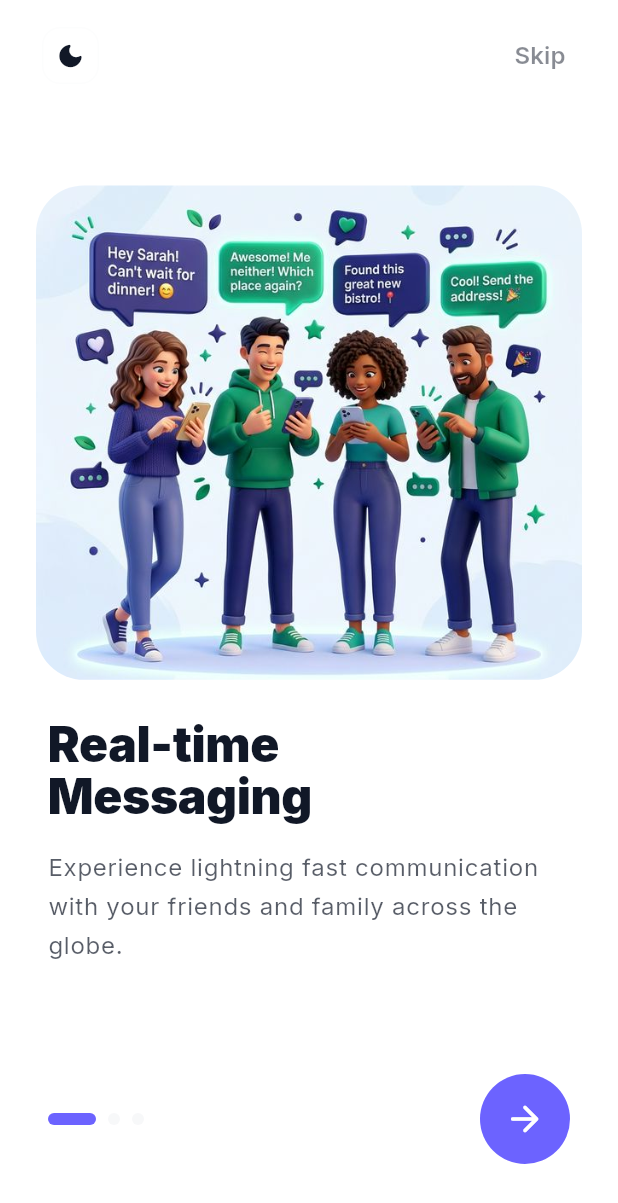
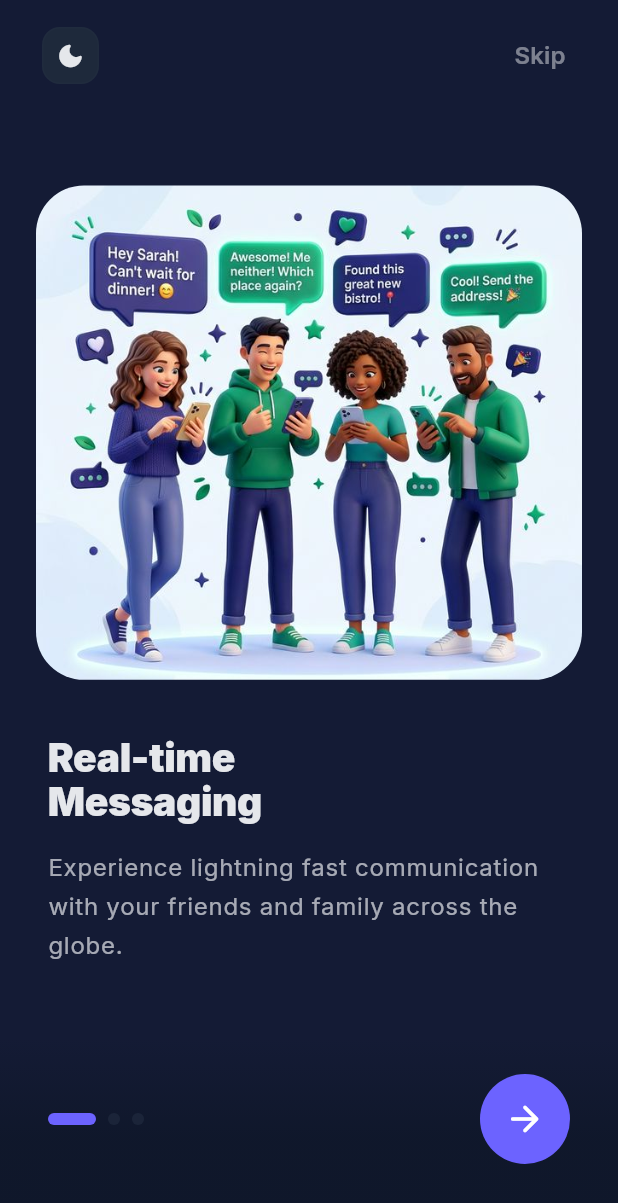
Before and after one commit to Usman-bin-Khalid/LiveChatingApp, a Flutter app: the screen it shows after launch, on a phone screen of 412 x 824 dp. Shown: the top 1203 px of the screen. Run offline on Flutter 3.47's test engine with Material 3 defaults, Android fonts, the phone set to English and light mode, and no system bars; drawn by our look-alikes of flutter_animate; our stand-ins replace dio, google_fonts, shared_preferences, socket_io_client; accounts and stored records are empty; statements that could not run were skipped.

Commit message:
By Default Theme Functionality Enabled

```diff
--- a/lib/main.dart
+++ b/lib/main.dart
@@ -81,7 +81,7 @@ class _MyAppState extends State<MyApp> {
         return MaterialApp(
           title: 'Live Chatting APIs',
           debugShowCheckedModeBanner: false,
-          theme: AppTheme.lightTheme,
+          theme: AppTheme.darkTheme,
           darkTheme: AppTheme.darkTheme,
           themeMode: themeProvider.themeMode,
           home: _showSplash
--- a/lib/views/screens/intro/onboarding_screen.dart
+++ b/lib/views/screens/intro/onboarding_screen.dart
@@ -104,7 +104,9 @@ class _OnboardingScreenState extends State<OnboardingScreen> {
                     decoration: BoxDecoration(
                       color: theme.colorScheme.surface,
                       borderRadius: BorderRadius.circular(12),
-                      border: Border.all(color: theme.colorScheme.outline.withOpacity(0.1)),
+                      border: Border.all(
+                        color: theme.colorScheme.outline.withOpacity(0.1),
+                      ),
                     ),
                     child: Icon(
                       themeProvider.isDarkMode
@@ -118,7 +120,9 @@ class _OnboardingScreenState extends State<OnboardingScreen> {
                 TextButton(
                   onPressed: _completeOnboarding,
                   style: TextButton.styleFrom(
-                    foregroundColor: theme.colorScheme.onSurface.withOpacity(0.5),
+                    foregroundColor: theme.colorScheme.onSurface.withOpacity(
+                      0.5,
+                    ),
                   ),
                   child: const Text(
                     'Skip',
@@ -259,7 +263,7 @@ class _OnboardingScreenState extends State<OnboardingScreen> {
                     data.title,
                     style: theme.textTheme.displayLarge?.copyWith(
                       height: 1.1,
-                      fontSize: 32,
+                      fontSize: 26,
                       fontWeight: FontWeight.w900,
                       color: theme.colorScheme.onSurface,
                     ),
```
